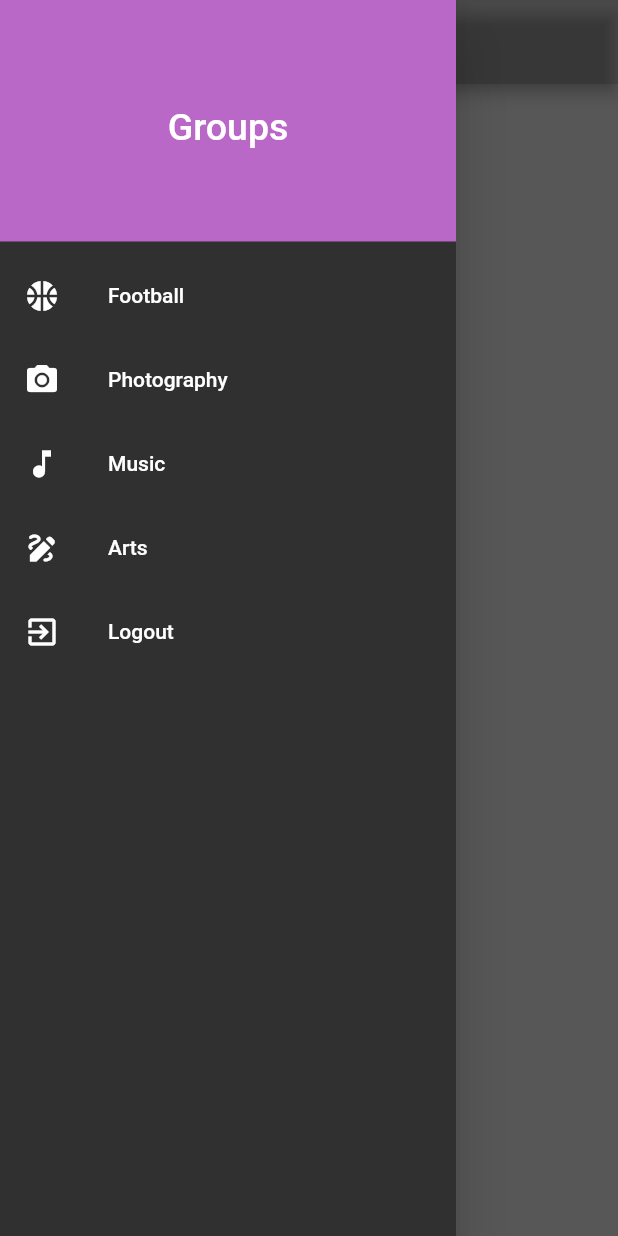
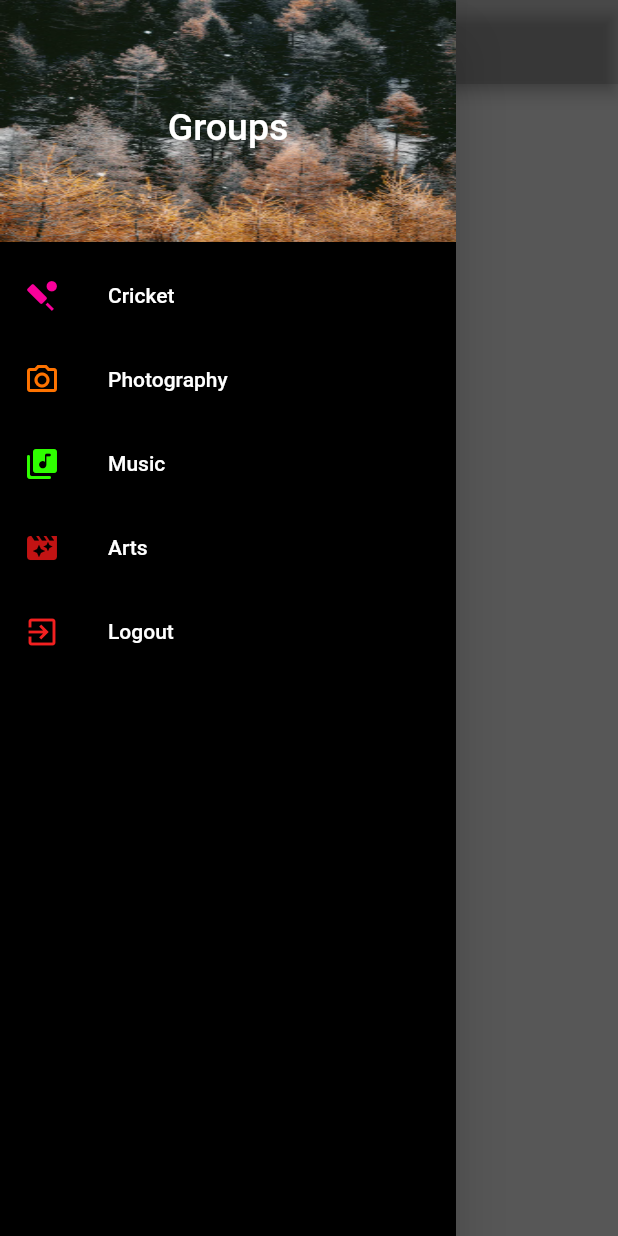
Before and after one commit to ManideepDonkena/chatter_app, a Flutter app: the HomePage screen opened directly, with the side drawer open, on a phone screen of 412 x 824 dp. Run offline on Flutter 3.47's test engine with Material 2 defaults, Android fonts, the phone set to English and light mode, and no system bars; our stand-ins replace cloud_firestore, firebase_core, shared_preferences; missing offline and left inert: profanity_filter; accounts and stored records are empty.

Commit message:
little changes

```diff
--- a/lib/groups/football.dart
+++ b/lib/groups/cricket.dart
@@ -4,16 +4,16 @@ import 'package:profanity_filter/profanity_filter.dart';
 
 import '../widgets/sidebar_widget.dart';
 
-class FootBall extends StatefulWidget {
+class Cricket extends StatefulWidget {
   String uname;
-  FootBall({required this.uname});
+  Cricket({required this.uname});
   @override
-  _FootBallState createState() => _FootBallState(uname: uname);
+  _CricketState createState() => _CricketState(uname: uname);
 }
 
-class _FootBallState extends State<FootBall> {
+class _CricketState extends State<Cricket> {
   String uname;
-  _FootBallState({required this.uname});
+  _CricketState({required this.uname});
   final fs = FirebaseFirestore.instance;
   final TextEditingController message = new TextEditingController();
   final filter = ProfanityFilter();
@@ -24,7 +24,7 @@ class _FootBallState extends State<FootBall> {
       drawer: NavDrawer(),
       backgroundColor: Color.fromARGB(255, 242, 186, 44),
       appBar: AppBar(
-        title: Text('FOOTBALL'),
+        title: Text('Cricket'),
         backgroundColor: Color.fromARGB(186, 242, 186, 44),
       ),
       body: SingleChildScrollView(
@@ -79,7 +79,7 @@ class _FootBallState extends State<FootBall> {
                       message.text = filter.censor(message.text);
                     }
                     if (message.text.isNotEmpty) {
-                      fs.collection('football').doc().set({
+                      fs.collection('cricket').doc().set({
                         'message': message.text.trim(),
                         'time': DateTime.now(),
                         'userName': uname,
@@ -115,7 +115,7 @@ class _FootBallState extends State<FootBall> {
 
   messages({required String uname}) {
     final Stream<QuerySnapshot> _messageStream = FirebaseFirestore.instance
-        .collection('football')
+        .collection('cricket')
         .orderBy('time')
         .snapshots();
     return StreamBuilder(
--- a/lib/widgets/sidebar_widget.dart
+++ b/lib/widgets/sidebar_widget.dart
@@ -2,7 +2,7 @@ import 'package:firebase_core/firebase_core.dart';
 import 'package:flutter/material.dart';
 import 'package:shared_preferences/shared_preferences.dart';
 import '../groups/arts.dart';
-import '../groups/football.dart';
+import '../groups/cricket.dart';
 import '../groups/music.dart';
 import '../groups/photography.dart';
 import '../pages/login_page.dart';
@@ -24,9 +24,7 @@ class _NavDrawerState extends State<NavDrawer> {
   @override
   var uname = 'hello';
   void initState() {
-    // TODO: implement initState
     super.initState();
-    //uname = UserSimplePreferences.getUname() ?? 'ok';
     loadCounter();
   }
 
@@ -40,7 +38,9 @@ class _NavDrawerState extends State<NavDrawer> {
   @override
   Widget build(BuildContext context) {
     return Drawer(
-      backgroundColor: Colors.grey[850],
+      // backgroundColor: Color.fromARGB(148, 12, 239, 239),
+      child: Container(
+        color: Color.fromARGB(255, 0, 0, 0),
         child: ListView(
           padding: EdgeInsets.zero,
           children: <Widget>[
@@ -52,31 +52,35 @@ class _NavDrawerState extends State<NavDrawer> {
                 ),
               ),
               decoration: BoxDecoration(
-              color: Colors.purple[300],
+                // color: Color.fromARGB(193, 255, 255, 255),
+                image: DecorationImage(
+                  image: AssetImage('asset/images/forest.png'),
+                  fit: BoxFit.fill,
+                ),
               ),
             ),
             ListTile(
                 leading: Icon(
-                Icons.sports_basketball,
-                color: Colors.white,
+                  Icons.sports_cricket_sharp,
+                  color: Color.fromARGB(248, 255, 0, 157),
                 ),
                 title: Text(
-                'Football',
+                  'Cricket',
                   style: TextStyle(color: Colors.white),
                 ),
                 onTap: () {
                   Navigator.of(context).pop();
                   Navigator.pushReplacement(context,
                       MaterialPageRoute(builder: (_) {
-                  return FootBall(
+                    return Cricket(
                       uname: uname,
                     );
                   }));
                 }),
             ListTile(
                 leading: Icon(
-                Icons.camera_alt,
-                color: Colors.white,
+                  Icons.photo_camera_outlined,
+                  color: Color.fromARGB(255, 255, 115, 0),
                 ),
                 title: Text(
                   'Photography',
@@ -93,8 +97,8 @@ class _NavDrawerState extends State<NavDrawer> {
                 }),
             ListTile(
                 leading: Icon(
-                Icons.music_note,
-                color: Colors.white,
+                  Icons.library_music_rounded,
+                  color: Color.fromARGB(255, 47, 255, 0),
                 ),
                 title: Text(
                   'Music',
@@ -111,8 +115,8 @@ class _NavDrawerState extends State<NavDrawer> {
                 }),
             ListTile(
               leading: Icon(
-              Icons.draw,
-              color: Colors.white,
+                Icons.movie_filter_sharp,
+                color: Color.fromARGB(255, 194, 19, 19),
               ),
               title: Text(
                 'Arts',
@@ -131,7 +135,7 @@ class _NavDrawerState extends State<NavDrawer> {
             ListTile(
               leading: Icon(
                 Icons.exit_to_app,
-              color: Colors.white,
+                color: Color.fromARGB(255, 243, 32, 32),
               ),
               title: Text(
                 'Logout',
@@ -148,6 +152,7 @@ class _NavDrawerState extends State<NavDrawer> {
             ),
           ],
         ),
+      ),
     );
   }
 }
--- a/pubspec.yaml
+++ b/pubspec.yaml
@@ -64,9 +64,9 @@ flutter:
   uses-material-design: true
 
   # To add assets to your application, add an assets section, like this:
-  # assets:
-  #   - images/a_dot_burr.jpeg
-  #   - images/a_dot_ham.jpeg
+  assets:
+     - asset/images/forest.png
+     - asset/images/hqbackground.png
 
   # An image asset can refer to one or more resolution-specific "variants", see
   # https://flutter.dev/assets-and-images/#resolution-aware
```
Also changed, not shown: asset/images/forest.png (added), asset/images/hqbackground.png (added), 1 other file. Lines whose indentation alone changed are shown as unchanged.
